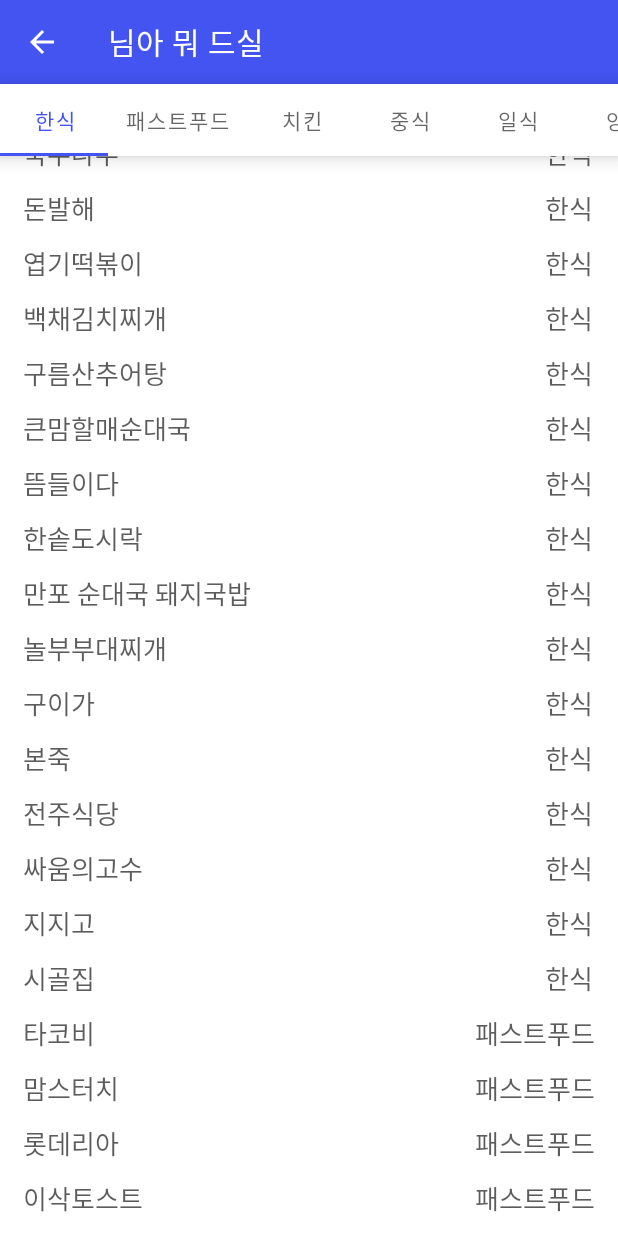
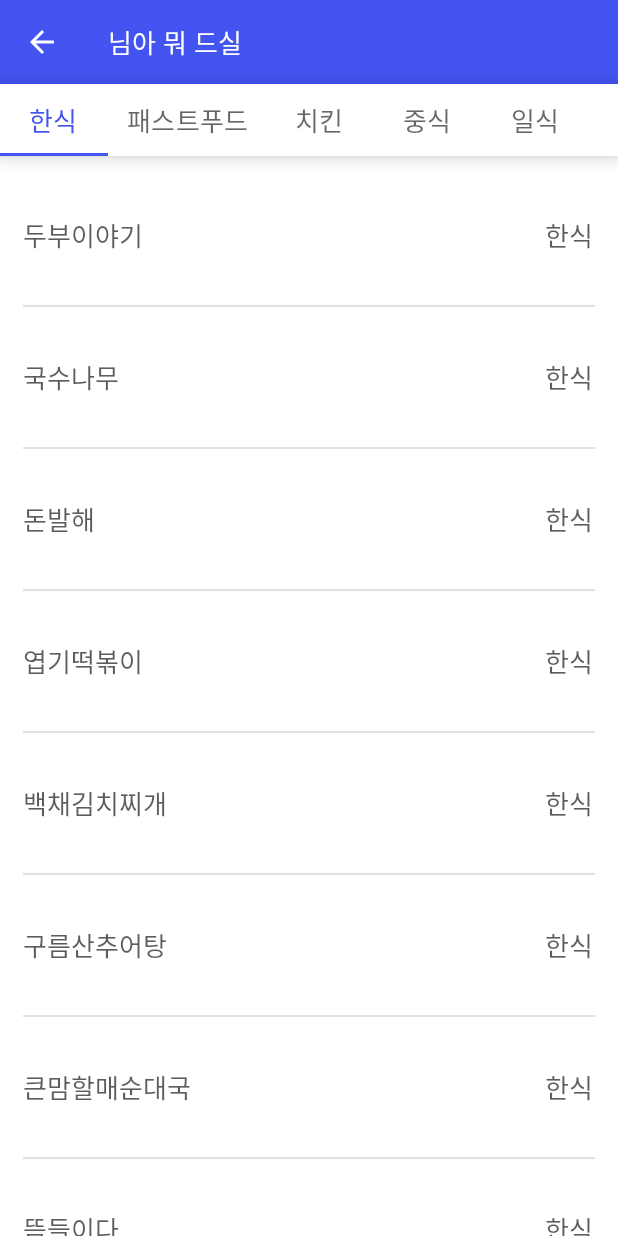
Before and after one commit to hoyahozz/RandomTodayLaunch, an Android app: the ListActivity screen opened directly, with no data from a screen before it, on a phone screen of 412 x 824 dp. Run offline under Robolectric (Android 15) with nearby library versions, the phone set to English and light mode, and no system bars; our stand-ins replace Room's generated code, data binding; Roboto replaces fonts that are not available here.

Commit message:
feat : Menu List
* 전체 메뉴를 볼 수 있는 화면 완성하였음.

* 탭 레이아웃에 폰트 적용

* 메뉴 다이얼로그 생성

```diff
--- a/app/src/main/java/com/hoya/randomtodaylaunch/ui/ListActivity.kt
+++ b/app/src/main/java/com/hoya/randomtodaylaunch/ui/ListActivity.kt
@@ -1,16 +1,19 @@
 package com.hoya.randomtodaylaunch.ui
 
-import androidx.appcompat.app.AppCompatActivity
+import android.content.Intent
 import android.os.Bundle
 import android.util.Log
+import android.view.MenuItem
 import androidx.activity.viewModels
-import androidx.core.view.marginTop
+import androidx.appcompat.app.AppCompatActivity
+import androidx.recyclerview.widget.DividerItemDecoration
 import androidx.recyclerview.widget.LinearLayoutManager
-import com.ahmadhamwi.tabsync.TabbedListMediator
+import androidx.sqlite.db.SimpleSQLiteQuery
+import com.google.android.material.tabs.TabLayout
+import com.hoya.randomtodaylaunch.R
 import com.hoya.randomtodaylaunch.adapter.ListAdapter
+import com.hoya.randomtodaylaunch.databinding.ActivityListBinding
 import com.hoya.randomtodaylaunch.util.RecyclerViewDecoration
-import com.hoya.randomtodaylaunch.databinding.ActivityListBinding
-import com.hoya.randomtodaylaunch.model.FoodEntity
 import com.hoya.randomtodaylaunch.viewModel.ListViewModel
 
 
@@ -30,26 +33,61 @@
         binding = ActivityListBinding.inflate(layoutInflater)
         setContentView(binding.root)
 
+        setSupportActionBar(binding.toolbar)
+        supportActionBar!!.setHomeAsUpIndicator(R.drawable.ic_back)
+
         adapter = ListAdapter(this)
 
         binding.listRcv.apply {
             this.adapter = this@ListActivity.adapter
             this.layoutManager = LinearLayoutManager(this@ListActivity)
-            this.addItemDecoration(RecyclerViewDecoration(15))
+            this.addItemDecoration(DividerItemDecoration(context, DividerItemDecoration.VERTICAL))
+            this.addItemDecoration(RecyclerViewDecoration(50))
         }
 
-
         viewModel.allFood.observe(this) { list ->
-            Log.d("ListAct", "$list")
-
             // 탭 래이아웃 아이템 추가
             for (i in list.distinctBy { it.type }) {
                 binding.tabLayout.addTab(binding.tabLayout.newTab().setText(i.type))
             }
+        }
 
-            adapter.submitList(list)
+        viewModel.typeFood.observe(this) {
+            adapter.submitList(it)
+        }
+
+        binding.tabLayout.addOnTabSelectedListener(object : TabLayout.OnTabSelectedListener {
+
+            // 클릭 뿐 아니라 스와이프로도 이벤트 발생
+            override fun onTabSelected(tab: TabLayout.Tab?) {
+
+                Log.d("List", tab?.text.toString())
+
+                val query = SimpleSQLiteQuery("SELECT * FROM food WHERE type IN ('${tab?.text.toString()}')")
+                viewModel.getFoodList(query)
+            }
+
+            override fun onTabUnselected(tab: TabLayout.Tab?) {
+                // NOT IMPLEMENTS
+            }
+
+            override fun onTabReselected(tab: TabLayout.Tab?) {
+                // NOT IMPLEMENTS
+            }
+        })
+    }
+
+    override fun onOptionsItemSelected(item: MenuItem): Boolean {
+        return when (item.itemId) {
+            android.R.id.home -> {
+                finish()
+                return true
+            }
+            else -> super.onOptionsItemSelected(item)
         }
     }
 
 
+
+
 }
--- a/app/src/main/java/com/hoya/randomtodaylaunch/util/RecyclerViewDecoration.kt
+++ b/app/src/main/java/com/hoya/randomtodaylaunch/util/RecyclerViewDecoration.kt
@@ -13,6 +13,7 @@
         parent: RecyclerView,
         state: RecyclerView.State
     ) {
+        outRect.top = height
         outRect.bottom = height
     }
 }
--- a/app/src/main/res/layout/activity_list.xml
+++ b/app/src/main/res/layout/activity_list.xml
@@ -34,8 +34,8 @@
             android:id="@+id/tabLayout"
             android:layout_width="match_parent"
             android:layout_height="wrap_content"
-            style="@style/AppBarFont"
             android:elevation="8dp"
+            app:tabTextAppearance="@style/AppBarFont"
             app:layout_constraintEnd_toEndOf="parent"
             app:layout_constraintStart_toStartOf="parent"
             app:layout_constraintTop_toBottomOf="@id/toolbarContainer"
@@ -45,13 +45,12 @@
         <androidx.recyclerview.widget.RecyclerView
             android:id="@+id/list_rcv"
             android:layout_width="match_parent"
-            android:layout_height="wrap_content"
+            android:layout_height="match_parent"
             android:layout_marginLeft="15dp"
             android:layout_marginRight="15dp"
+            android:layout_marginTop="110dp"
             app:layout_constraintEnd_toEndOf="parent"
             app:layout_constraintStart_toStartOf="parent"
-            app:layout_constraintTop_toBottomOf="@id/tabLayout"
-            app:layout_constraintBottom_toBottomOf="parent"
             tools:listitem="@layout/item_list" />
 
     </androidx.constraintlayout.widget.ConstraintLayout>
--- a/app/src/main/res/layout/activity_main.xml
+++ b/app/src/main/res/layout/activity_main.xml
@@ -151,7 +151,7 @@
             android:layout_height="wrap_content"
             android:fontFamily="@font/context"
             android:layout_marginTop="10dp"
-            android:visibility="gone"
+            android:visibility="visible"
             android:text="전체보기"
             app:layout_constraintEnd_toEndOf="parent"
             app:layout_constraintStart_toStartOf="parent"
@@ -167,7 +167,7 @@
             android:textSize="11sp"
             app:layout_constraintEnd_toEndOf="parent"
             app:layout_constraintStart_toStartOf="parent"
-            app:layout_constraintTop_toBottomOf="@+id/anyBtn" />
+            app:layout_constraintTop_toBottomOf="@+id/listBtn" />
 
     </androidx.constraintlayout.widget.ConstraintLayout>
 
--- a/app/src/main/res/values/themes.xml
+++ b/app/src/main/res/values/themes.xml
@@ -26,7 +26,7 @@
 `
     <style name="AppBarFont" parent="TextAppearance.MaterialComponents.Headline6">
         <item name="fontFamily">@font/context</item>
-        <item name="android:textColor">@color/white</item>
+        <item name="android:textSize">17sp</item>
     </style>
 
     <style name="TabLayoutFont" parent="@android:style/TextAppearance.Widget.TabWidget">
```
Also changed, not shown: app/src/main/java/com/hoya/randomtodaylaunch/adapter/ListAdapter.kt (+9 -3 lines), app/src/main/java/com/hoya/randomtodaylaunch/ui/MenuDialog.kt (added, +63 -0 lines), app/src/main/res/drawable/ic_close.xml (added, +9 -0 lines), app/src/main/res/layout/dialog_menu.xml (added, +64 -0 lines).
